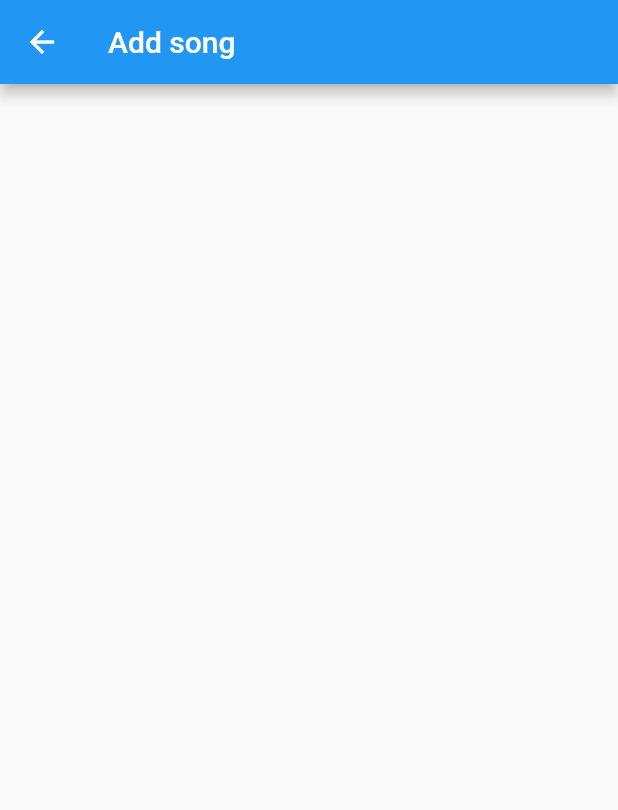
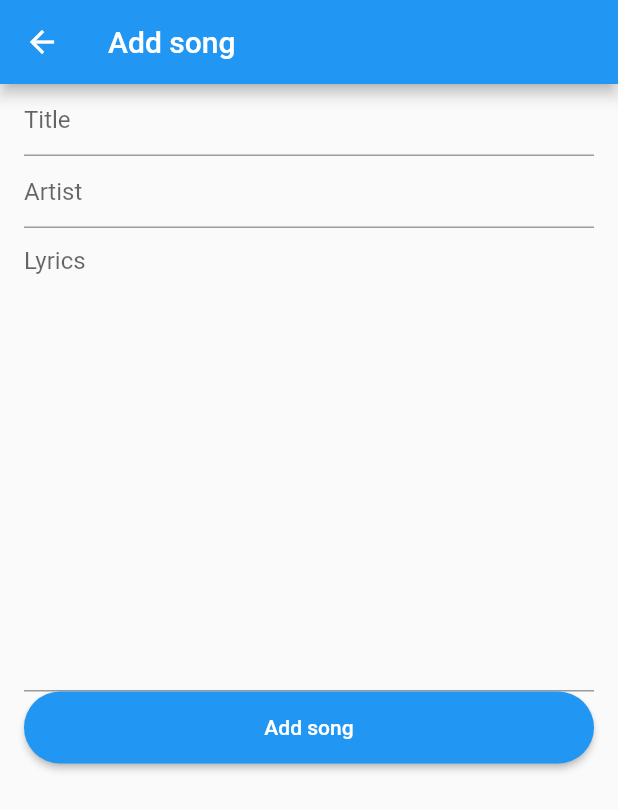
Before and after one commit to kackogut/flutter_bloc_lyrics, a Flutter app: the screen it shows after launch, after a tap on the "add" icon, on a phone screen of 412 x 824 dp. Shown: the top 810 px of the screen. Run offline on Flutter 3.47's test engine with Material 2 defaults, Android fonts, the phone set to English and light mode, and no system bars; our stand-ins replace bloc, equatable, flutter_bloc, rxdart; missing offline and left inert: flutter_webview_plugin.

Commit message:
Create add song screen

```diff
--- /dev/null
+++ b/lib/feature/song/add/song_add_form.dart
@@ -0,0 +1,69 @@
+import 'package:flutter/material.dart';
+import 'package:flutter_bloc/flutter_bloc.dart';
+import 'package:flutter_bloc_lyrics/feature/song/bloc/songs_search_bloc.dart';
+import 'package:flutter_bloc_lyrics/feature/song/bloc/songs_search_event.dart';
+import 'package:flutter_bloc_lyrics/model/api/song_result.dart';
+import 'package:flutter_bloc_lyrics/widgets/buttons.dart';
+
+class SongAddForm extends StatefulWidget {
+
+  @override
+  State<StatefulWidget> createState() {
+    return SongAddState();
+  }
+}
+
+class SongAddState extends State<SongAddForm>{
+  final _songAddTitleController = TextEditingController();
+  final _songAddArtistController = TextEditingController();
+  final _songLoyricsController = TextEditingController();
+
+  SongsSearchBloc _songSearchBloc;
+
+  @override
+  void initState() {
+    super.initState();
+    _songSearchBloc = BlocProvider.of<SongsSearchBloc>(context);
+  }
+
+  @override
+  Widget build(BuildContext context) {
+    return Padding(
+        padding: EdgeInsets.symmetric(horizontal: 16.0),
+        child: Column(
+          children: <Widget>[
+            TextField(
+              controller: _songAddTitleController,
+              decoration: InputDecoration(hintText: "Title"),
+            ),
+            TextField(
+              controller: _songAddArtistController,
+              decoration: InputDecoration(hintText: "Artist"),
+            ),
+        TextField(
+          controller: _songLoyricsController,
+          decoration: InputDecoration(hintText: "Lyrics"),
+          minLines: 15,
+          maxLines: 15,
+        ),
+            getBaseButton(
+                onPressed: () {
+                  _songSearchBloc.dispatch(AddSong(
+                      song: SongResultItem(
+                        title: _songAddTitleController.text + " by " + _songAddArtistController.text,
+                      )));
+                  Navigator.pop(context);
+                },
+                text: "Add song")
+          ],
+        ));
+  }
+
+  @override
+  void dispose() {
+    _songAddTitleController.dispose();
+    _songAddArtistController.dispose();
+    super.dispose();
+  }
+
+}
--- a/lib/feature/song/add/song_add_screen.dart
+++ b/lib/feature/song/add/song_add_screen.dart
@@ -1,5 +1,7 @@
 
 import 'package:flutter/material.dart';
+import 'package:flutter_bloc_lyrics/feature/song/add/song_add_form.dart';
+import 'package:flutter_bloc_lyrics/widgets/buttons.dart';
 
 class SongAddScreen extends StatelessWidget {
   @override
@@ -8,7 +10,11 @@ class SongAddScreen extends StatelessWidget {
       appBar: AppBar(
         title: Text("Add song"),
       ),
+      body: Column(
+        children: <Widget>[
+          SongAddForm(),
+        ],
+      ),
     );
   }
-
 }
--- a/lib/feature/song/bloc/songs_search_event.dart
+++ b/lib/feature/song/bloc/songs_search_event.dart
@@ -1,10 +1,12 @@
 import 'package:equatable/equatable.dart';
+import 'package:flutter_bloc_lyrics/model/api/song_result.dart';
+import 'package:flutter_bloc_lyrics/model/song_base.dart';
 
-abstract class SongSearchEvent extends Equatable {
-  SongSearchEvent([List props = const []]) : super(props);
+abstract class SongEvent extends Equatable {
+  SongEvent([List props = const []]) : super(props);
 }
 
-class TextChanged extends SongSearchEvent {
+class TextChanged extends SongEvent {
   final String query;
 
   TextChanged({this.query}) : super([query]);
@@ -12,3 +14,12 @@ class TextChanged extends SongSearchEvent {
   @override
   String toString() => "SongSearchTextChanged { query: $query }";
 }
+
+class AddSong extends SongEvent {
+  final SongBase song;
+
+  AddSong({this.song}) : super([song]);
+
+  @override
+  String toString() => "AddSong { song ${song.id}";
+}
--- a/lib/feature/song/bloc/songs_search_state.dart
+++ b/lib/feature/song/bloc/songs_search_state.dart
@@ -1,5 +1,6 @@
 import 'package:equatable/equatable.dart';
 import 'package:flutter_bloc_lyrics/model/api/song_result.dart';
+import 'package:flutter_bloc_lyrics/model/song_base.dart';
 
 abstract class SongsSearchState extends Equatable {
   SongsSearchState([List props = const []]) : super(props);
@@ -16,7 +17,7 @@ class SearchStateLoading extends SongsSearchState {
 }
 
 class SearchStateSuccess extends SongsSearchState {
-  final List<SongSearchResult> songs;
+  final List<SongBase> songs;
 
   SearchStateSuccess(this.songs) : super([songs]);
 
--- a/lib/feature/song/search/ui/search_screen.dart
+++ b/lib/feature/song/search/search_screen.dart
@@ -1,7 +1,7 @@
 import 'package:flutter/material.dart';
 import 'package:flutter_bloc_lyrics/feature/song/add/song_add_screen.dart';
-import 'package:flutter_bloc_lyrics/feature/song/search/ui/search_bar.dart';
-import 'package:flutter_bloc_lyrics/feature/song/search/ui/songs_search_list.dart';
+import 'package:flutter_bloc_lyrics/feature/song/search/search_bar.dart';
+import 'package:flutter_bloc_lyrics/feature/song/search/songs_search_list.dart';
 
 class SearchScreen extends StatelessWidget {
   @override
--- a/lib/feature/song/search/ui/songs_search_list.dart
+++ b/lib/feature/song/search/songs_search_list.dart
@@ -4,6 +4,7 @@ import 'package:flutter_bloc_lyrics/feature/song/bloc/songs_search_bloc.dart';
 import 'package:flutter_bloc_lyrics/feature/song/bloc/songs_search_state.dart';
 import 'package:flutter_bloc_lyrics/feature/song/details/song_details_screen.dart';
 import 'package:flutter_bloc_lyrics/model/api/song_result.dart';
+import 'package:flutter_bloc_lyrics/model/song_base.dart';
 
 class SongsSearchList extends StatelessWidget {
   @override
@@ -18,7 +19,7 @@ class SongsSearchList extends StatelessWidget {
           return Text(state.error);
         }
         if (state is SearchStateSuccess) {
-          return state.props.isEmpty
+          return state.songs.isEmpty
               ? Text("No items")
               : Expanded(
                   child: _SongsSearchResults(
@@ -34,7 +35,7 @@ class SongsSearchList extends StatelessWidget {
 }
 
 class _SongsSearchResults extends StatelessWidget {
-  final List<SongSearchResult> songsList;
+  final List<SongBase> songsList;
 
   const _SongsSearchResults({Key key, @required this.songsList})
       : super(key: key);
@@ -45,14 +46,14 @@ class _SongsSearchResults extends StatelessWidget {
         itemCount: songsList.length,
         itemBuilder: (BuildContext context, int index) {
           return _SongSearchResultItem(
-            song: songsList[index].songResultItem,
+            song: songsList[index],
           );
         });
   }
 }
 
 class _SongSearchResultItem extends StatelessWidget {
-  final SongResultItem song;
+  final SongBase song;
 
   const _SongSearchResultItem({Key key, this.song}) : super(key: key);
 
@@ -61,8 +62,8 @@ class _SongSearchResultItem extends StatelessWidget {
     return Padding(
         padding: EdgeInsets.symmetric(vertical: 8.0),
         child: ListTile(
-          leading: Image.network(
-            song.thumbnailURL,
+          leading: song.albumThumbnail == null ? Icon(Icons.sd_card) : Image.network(
+            song.albumThumbnail,
           ),
           title: Text(song.title),
           onTap: () {
--- a/lib/main.dart
+++ b/lib/main.dart
@@ -1,13 +1,14 @@
 import 'package:flutter/material.dart';
 import 'package:flutter_bloc/flutter_bloc.dart';
+import 'package:flutter_bloc_lyrics/repository/local_client.dart';
 import 'package:flutter_bloc_lyrics/repository/lyrics_client.dart';
 import 'package:flutter_bloc_lyrics/repository/lyrics_repository.dart';
 
 import 'feature/song/bloc/songs_search_bloc.dart';
-import 'feature/song/search/ui/search_screen.dart';
+import 'package:flutter_bloc_lyrics/feature/song/search/search_screen.dart';
 
 void main() {
-  final LyricsRepository _lyricsRepository = LyricsRepository(LyricsClient());
+  final LyricsRepository _lyricsRepository = LyricsRepository(LyricsClient(), LocalClient());
 
   runApp(LyricsApp(lyricsRepository: _lyricsRepository));
 }
@@ -19,10 +20,10 @@ class LyricsApp extends StatelessWidget {
 
   @override
   Widget build(BuildContext context) {
-    return MaterialApp(
-        home: BlocProvider(
-            builder: (context) =>
-                SongsSearchBloc(lyricsRepository: lyricsRepository),
-            child: SearchScreen()));
+    return BlocProvider(
+        builder: (context) =>
+            SongsSearchBloc(lyricsRepository: lyricsRepository),
+        child: MaterialApp(
+            theme: ThemeData(primaryColor: Colors.blue), home: SearchScreen()));
   }
 }
--- a/lib/model/api/song_result.dart
+++ b/lib/model/api/song_result.dart
@@ -1,3 +1,5 @@
+import 'package:flutter_bloc_lyrics/model/song_base.dart';
+
 class SongSearchResult {
     final SongResultItem songResultItem;
 
@@ -10,17 +12,14 @@ class SongSearchResult {
 
 }
 
-class SongResultItem {
-  final int localID;
-  final String title;
-  final String lyricsURL;
-  final String thumbnailURL;
+class SongResultItem extends SongBase{
 
-  const SongResultItem({this.title, this.lyricsURL, this.thumbnailURL, this.localID});
+  const SongResultItem({title, lyricsURL, thumbnailURL})
+    : super(title: title, lyricsURL: lyricsURL, albumThumbnail: thumbnailURL);
 
   static SongResultItem fromJson(dynamic json) {
     return SongResultItem(
-        title: json['full_title'] as String,
+        title: json['title'] as String,
         lyricsURL: json['url'] as String,
         thumbnailURL: json['header_image_thumbnail_url'] as String);
   }
--- /dev/null
+++ b/lib/model/song_base.dart
@@ -0,0 +1,13 @@
+class SongBase{
+  final String title;
+  final String artist;
+  final String lyrics;
+  final String lyricsURL;
+  final String albumThumbnail;
+  final int id;
+
+  const SongBase({this.title, this.artist, this.lyrics, this.lyricsURL,
+      this.albumThumbnail, this.id});
+
+
+}
--- a/lib/repository/lyrics_repository.dart
+++ b/lib/repository/lyrics_repository.dart
@@ -1,24 +1,29 @@
 import 'package:flutter_bloc_lyrics/model/api/search_result.dart';
 import 'package:flutter_bloc_lyrics/model/api/song_result.dart';
+import 'package:flutter_bloc_lyrics/model/song_base.dart';
+import 'package:flutter_bloc_lyrics/repository/local_client.dart';
 
 import 'package:flutter_bloc_lyrics/repository/lyrics_client.dart';
 
 class LyricsRepository {
 
   final LyricsClient client;
+  final LocalClient localClient;
 
-  LyricsRepository(this.client);
+  LyricsRepository(this.client, this.localClient);
 
-  Future<SearchItems> searchSongs(String query) async {
-    final result = await client.searchSongs(query);
-    return result;
+  Future<List<SongBase>> searchSongs(String query) async {
+    final resultAPI = await client.searchSongs(query);
+    final resultLocal = await localClient.getSongs(query);
+    resultLocal.addAll(resultAPI.songs.map((song)=> song.songResultItem));
+    return resultLocal;
   }
 
   Future<void> removeSong(int songIndex) async {
-    await client.removeSong(songIndex);
+    await localClient.removeSong(songIndex);
   }
 
   Future<void> addSong(SongResultItem song) async{
-    await client.addSong(song);
+    await localClient.addSong(song);
   }
 }
--- /dev/null
+++ b/lib/widgets/buttons.dart
@@ -0,0 +1,16 @@
+import 'package:flutter/material.dart';
+
+SizedBox getBaseButton({String text, VoidCallback onPressed}) {
+  return SizedBox(
+    height: 48.0,
+      width: double.infinity,
+      child: RaisedButton(
+        child: Text(text),
+        onPressed: onPressed,
+        textColor: Colors.white,
+        color: Colors.blue,
+        shape: new RoundedRectangleBorder(
+          borderRadius: new BorderRadius.circular(30.0),
+        ),
+      ));
+}
```
Also changed, not shown: lib/feature/song/bloc/songs_search_bloc.dart (+23 -8 lines), lib/repository/local_client.dart (+4 -3 lines), lib/repository/lyrics_client.dart (+1 -14 lines), lib/feature/song/search/search_bar.dart (renamed from lib/feature/song/search/ui/search_bar.dart).
